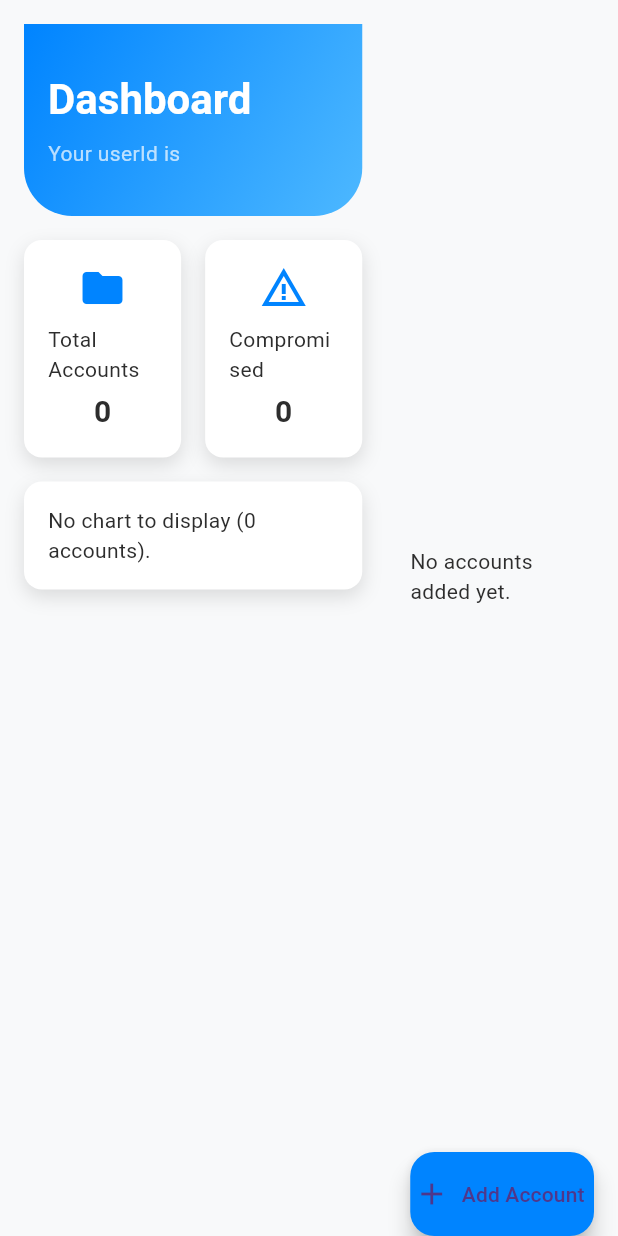
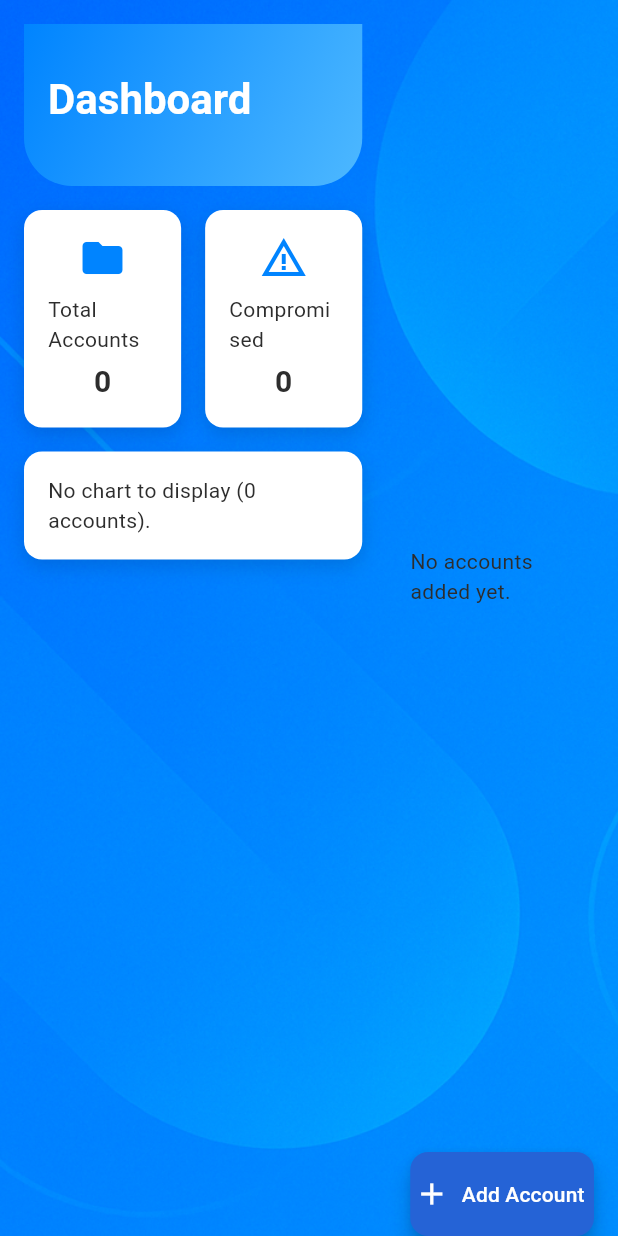
Before and after one commit to ChicoState/passguard, a Flutter app: the HomeScreen screen opened directly with empty values, on a phone screen of 412 x 824 dp. Run offline on Flutter 3.47's test engine with Material 3 defaults, Android fonts, the phone set to English and light mode, and no system bars; our stand-ins replace cloud_firestore, firebase_auth, firebase_core, fl_chart; accounts and stored records are empty; generated files the repository leaves out were written again.

```diff
--- a/passguard_app/lib/screens/home/home_screen.dart
+++ b/passguard_app/lib/screens/home/home_screen.dart
@@ -20,22 +20,25 @@ class _HomeScreenState extends State<HomeScreen> {
   @override
   Widget build(BuildContext context) {
     return Scaffold(
-      backgroundColor: kBackgroundColor,
-      body: SafeArea(
+      body: Container(
+        decoration: const BoxDecoration(
+          image: DecorationImage(
+            image: AssetImage('assets/bgDashPass.png'), //bgDashPass.png
+            fit: BoxFit.cover,
+          ),
+        ),
+        child: SafeArea(
           child: Row(
             children: [
-            // Left side (can contain header, stats, etc.)
+              //left side (header + stats)
               Expanded(
-              flex: 5, // Takes up 3 parts of the screen width
+                flex: 5,
                 child: Padding(
                   padding: const EdgeInsets.all(kDefaultPadding),
                   child: Column(
                     crossAxisAlignment: CrossAxisAlignment.start,
                     children: [
-                    // 1) header
                       DashboardHeader(userId: widget.userId),
-
-                    // 2) stats row
                       Padding(
                         padding: const EdgeInsets.only(top: kDefaultPadding),
                         child: StatsCardRow(userId: widget.userId),
@@ -44,15 +47,13 @@ class _HomeScreenState extends State<HomeScreen> {
                   ),
                 ),
               ),
-
-            // Right side (accounts list and floating button)
+              //right side (accounts + add button)
               Expanded(
                 flex: 3,
                 child: Padding(
                   padding: const EdgeInsets.symmetric(horizontal: kDefaultPadding),
                   child: Column(
                     children: [
-                    // 3) list of accounts
                       Expanded(
                         child: AccountsList(
                           accountsStream: FirebaseFirestore.instance
@@ -63,13 +64,22 @@ class _HomeScreenState extends State<HomeScreen> {
                           onEdit: (doc) => _showEditAccountDialog(doc),
                         ),
                       ),
-                    // Only the "Add Account" button here
                       Align(
                         alignment: Alignment.topCenter,
                         child: FloatingActionButton.extended(
-                        backgroundColor: kPrimaryColor,
-                        icon: const Icon(Icons.add),
-                        label: const Text('Add Account'),
+                          backgroundColor: const Color.fromARGB(255, 37, 99, 214),
+                          icon: const Icon(Icons.add, color: Colors.white),
+                          label: const Text(
+                              'Add Account',
+                              style: TextStyle(color: Colors.white),
+                          ),
+                          hoverColor: Color(0xFF4DB8FF),
+                          // colors: [kPrimaryColor, Color(0xFF4DB8FF)],
+                          shape: RoundedRectangleBorder(
+                            borderRadius: BorderRadius.circular(12),
+                          ),
+
+                          heroTag: 'addAccountButton',
                           onPressed: _showAddAccountDialog,
                         ),
                       ),
@@ -78,6 +88,7 @@ class _HomeScreenState extends State<HomeScreen> {
                 ),
               ),
             ],
+          ),
         ),
       ),
     );
@@ -128,9 +139,9 @@ class _HomeScreenState extends State<HomeScreen> {
                     ),
                     TextField(
                       controller: _emailController,
-                        decoration: const InputDecoration(labelText: 'Email (optional)'),
+                      decoration:
+                          const InputDecoration(labelText: 'Email (optional)'),
                     ),
-
                     TextField(
                       controller: _passwordController,
                       obscureText: _obscurePassword,
@@ -158,7 +169,6 @@ class _HomeScreenState extends State<HomeScreen> {
                   },
                   child: const Text('Cancel'),
                 ),
-                 // Delete button in red
                 TextButton(
                   onPressed: () async {
                     await FirebaseFirestore.instance
@@ -181,7 +191,6 @@ class _HomeScreenState extends State<HomeScreen> {
                     String password = _passwordController.text.trim();
                     String email = _emailController.text.trim();
                     if (hostName.isNotEmpty && password.isNotEmpty) {
-                       // Update via the service function.
                       await uploadPass(username, password, hostName, email);
                       Navigator.of(context).pop();
                     }
--- a/passguard_app/lib/screens/home/widgets/dashboard_header.dart
+++ b/passguard_app/lib/screens/home/widgets/dashboard_header.dart
@@ -40,13 +40,7 @@ class DashboardHeader extends StatelessWidget {
                 ),
           ),
           const SizedBox(height: 8),
-          Text(
-            "Your userId is $userId",
-            style: const TextStyle(
-              color: Colors.white70,
-              fontSize: 14,
-            ),
-          ),
+
         ],
       ),
     );
--- a/passguard_app/lib/screens/home/widgets/stats_card_row.dart
+++ b/passguard_app/lib/screens/home/widgets/stats_card_row.dart
@@ -1,4 +1,3 @@
-// lib/screens/home/widgets/stats_card_row.dart
 import 'package:flutter/material.dart';
 import 'package:cloud_firestore/cloud_firestore.dart';
 import 'package:fl_chart/fl_chart.dart';
@@ -30,10 +29,15 @@ class StatsCardRow extends StatelessWidget {
             .length;
         final safeAccounts = totalAccounts - compromisedAccounts;
 
+        //clculate the percentage of compromised accounts
+        final double compromisedPercent = (totalAccounts == 0)
+            ? 0
+            : (compromisedAccounts / totalAccounts) * 100;
+
         return Column(
           crossAxisAlignment: CrossAxisAlignment.stretch,
           children: [
-            //"cards" row
+            //cards row
             Row(
               children: [
                 Expanded(
@@ -55,7 +59,7 @@ class StatsCardRow extends StatelessWidget {
             ),
             const SizedBox(height: kDefaultPadding),
 
-            //chart
+            //Chart container
             Container(
               padding: const EdgeInsets.all(kDefaultPadding),
               decoration: BoxDecoration(
@@ -78,7 +82,10 @@ class StatsCardRow extends StatelessWidget {
                     )
                   : SizedBox(
                       height: 200,
-                      child: PieChart(
+                      child: Stack(
+                        alignment: Alignment.center,
+                        children: [
+                          PieChart(
                             PieChartData(
                               sectionsSpace: 0,
                               centerSpaceRadius: 50,
@@ -98,6 +105,17 @@ class StatsCardRow extends StatelessWidget {
                                 ),
                               ],
                             ),
+                          ),
+                          //percentage text in the center
+                          Text(
+                            '${compromisedPercent.toStringAsFixed(0)}%',
+                            style: const TextStyle(
+                              fontSize: 20,
+                              fontWeight: FontWeight.bold,
+                              color: kTextColor,
+                            ),
+                          ),
+                        ],
                       ),
                     ),
             ),
--- a/passguard_app/pubspec.yaml
+++ b/passguard_app/pubspec.yaml
@@ -38,3 +38,4 @@ flutter:
     - assets/loginBg.jpg
     - assets/redX.png
     - assets/check.png
+    - assets/bgDashPass.png
```
Also changed, not shown: passguard_app/assets/bgDashPass.png (added). Lines whose indentation alone changed are shown as unchanged.
